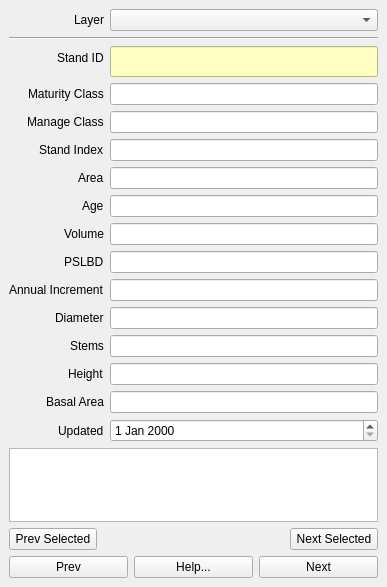
Before: the Qt Designer form stand_browser_dockwidget_base.ui in homann/stand-browser, drawn with Qt 5.
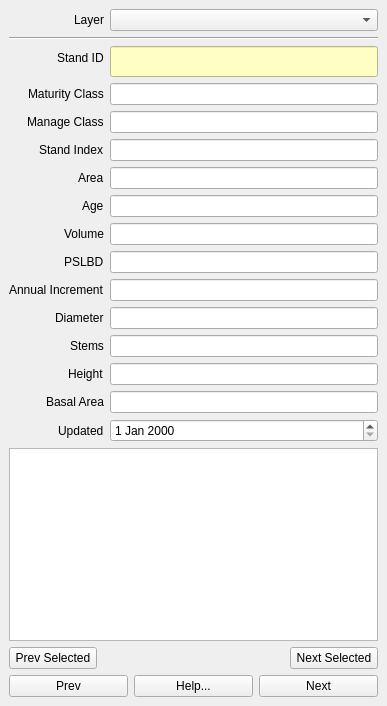
After: the same form once the commit is applied.

Commit message: Added tooltip and translated

What changed in the file:
```diff
--- a/stand_browser_dockwidget_base.ui
+++ b/stand_browser_dockwidget_base.ui
@@ -7,7 +7,7 @@
     <x>0</x>
     <y>0</y>
     <width>387</width>
-    <height>587</height>
+    <height>706</height>
    </rect>
   </property>
   <property name="windowTitle">
```
Left out of the diff: 69 changed lines with no effect on the pictures. The commit also changes 2 other files.
